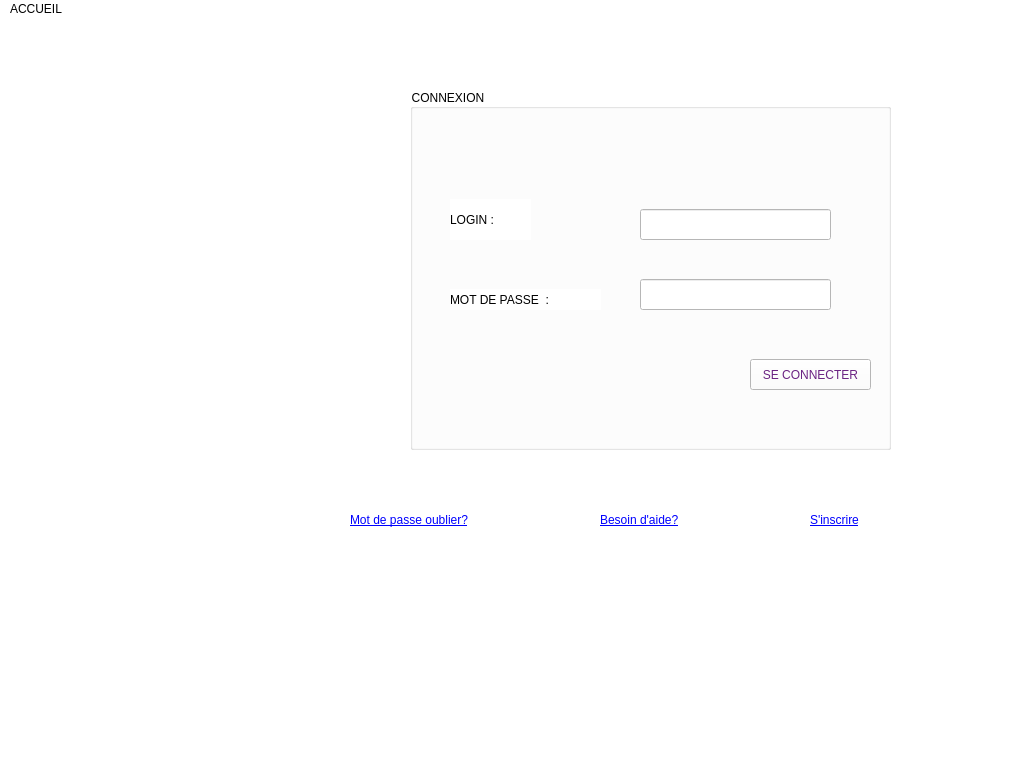
This is mainwindow.ui in Me710/BEAUTY_CENTER_2A20 as Qt 5 draws it before an edit. The edited form follows.
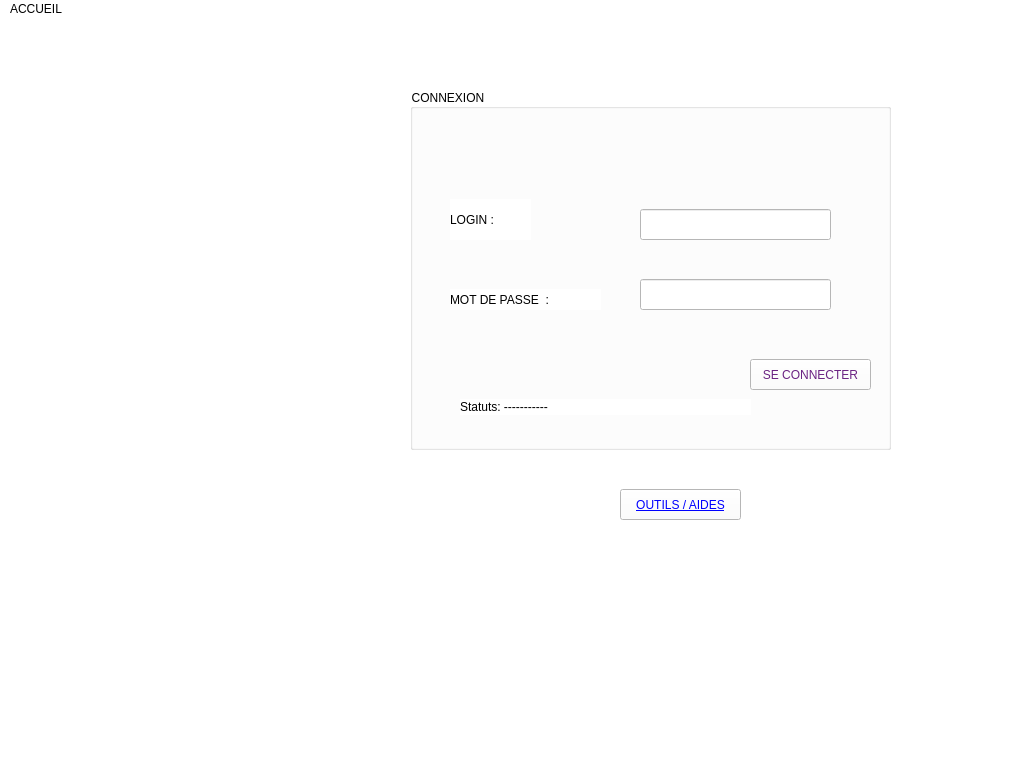
This is the edited form. Icons and pictures are not drawn.

```diff
--- a/mainwindow.ui
+++ b/mainwindow.ui
@@ -156,69 +156,23 @@
        <normaloff>../resources/login.png</normaloff>../resources/login.png</iconset>
      </property>
     </widget>
-   </widget>
-   <widget class="QLabel" name="label_5">
-    <property name="geometry">
-     <rect>
-      <x>350</x>
-      <y>480</y>
-      <width>141</width>
-      <height>41</height>
-     </rect>
-    </property>
-    <property name="cursor">
-     <cursorShape>PointingHandCursor</cursorShape>
-    </property>
-    <property name="styleSheet">
-     <string notr="true">color: rgb(0, 0, 255);
-text-decoration: underline;
-font: 10pt &quot;MS Shell Dlg 2&quot;;</string>
-    </property>
-    <property name="text">
-     <string>Mot de passe oublier?</string>
-    </property>
-   </widget>
-   <widget class="QLabel" name="label_6">
-    <property name="geometry">
-     <rect>
-      <x>810</x>
-      <y>480</y>
-      <width>101</width>
-      <height>41</height>
-     </rect>
-    </property>
-    <property name="cursor">
-     <cursorShape>PointingHandCursor</cursorShape>
-    </property>
-    <property name="styleSheet">
-     <string notr="true">color: rgb(0, 0, 255);
-text-decoration: underline;
-font: 10pt &quot;MS Shell Dlg 2&quot;;</string>
-    </property>
-    <property name="text">
-     <string>S'inscrire</string>
-    </property>
-   </widget>
-   <widget class="QLabel" name="label_7">
-    <property name="geometry">
-     <rect>
-      <x>600</x>
-      <y>480</y>
-      <width>111</width>
-      <height>41</height>
-     </rect>
-    </property>
-    <property name="cursor">
-     <cursorShape>PointingHandCursor</cursorShape>
-    </property>
-    <property name="styleSheet">
-     <string notr="true">color: rgb(0, 0, 255);
-text-decoration: underline;
-font: 10pt &quot;MS Shell Dlg 2&quot;;</string>
-    </property>
-    <property name="text">
-     <string>Besoin d'aide?</string>
-    </property>
+    <widget class="QLabel" name="label_statuts">
+     <property name="geometry">
+      <rect>
+       <x>50</x>
+       <y>310</y>
+       <width>291</width>
+       <height>16</height>
+      </rect>
+     </property>
+     <property name="styleSheet">
+      <string notr="true">font: 8pt &quot;MS Shell Dlg 2&quot;;
+color: rgb(0, 0, 0);</string>
+     </property>
+     <property name="text">
+      <string>Statuts: -----------</string>
+     </property>
+    </widget>
    </widget>
    <widget class="QLabel" name="label_8">
     <property name="geometry">
@@ -267,8 +221,8 @@
    <widget class="QLabel" name="label_10">
     <property name="geometry">
      <rect>
-      <x>660</x>
-      <y>510</y>
+      <x>630</x>
+      <y>580</y>
       <width>311</width>
       <height>101</height>
      </rect>
@@ -308,6 +262,24 @@
      <bool>true</bool>
     </property>
    </widget>
+   <widget class="QPushButton" name="pushButton_outils">
+    <property name="geometry">
+     <rect>
+      <x>620</x>
+      <y>470</y>
+      <width>121</width>
+      <height>31</height>
+     </rect>
+    </property>
+    <property name="styleSheet">
+     <string notr="true">font: 8pt &quot;MS Shell Dlg 2&quot;;
+text-decoration: underline;
+color: rgb(0, 0, 255);</string>
+    </property>
+    <property name="text">
+     <string>OUTILS / AIDES</string>
+    </property>
+   </widget>
    <zorder>label_10</zorder>
    <zorder>label</zorder>
    <zorder>label_2</zorder>
```
Left out of the diff: 6 changed lines with no effect on the pictures.
